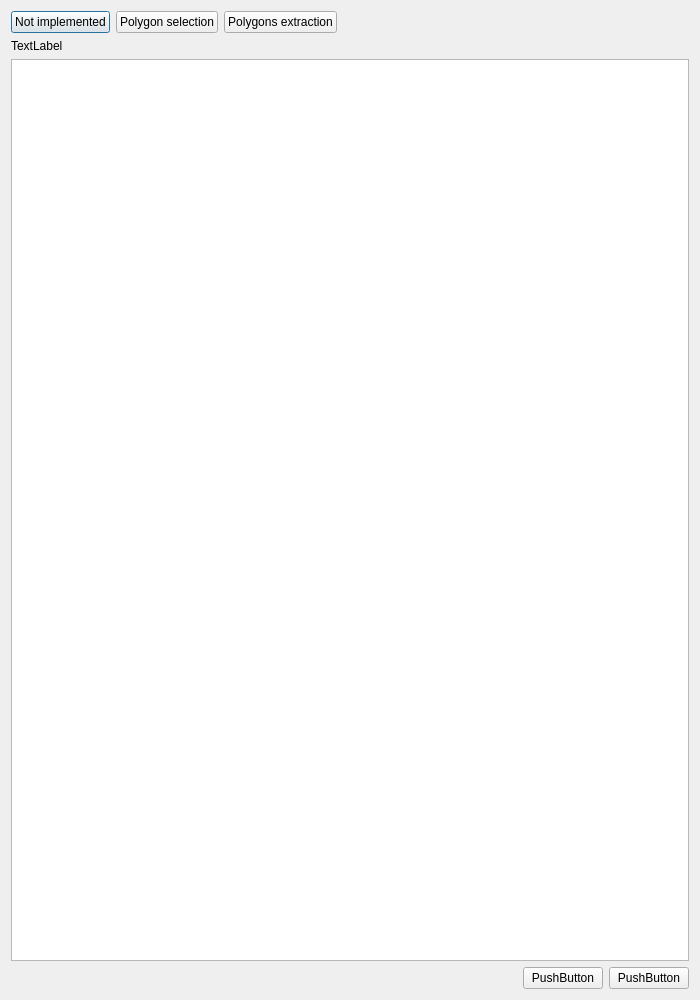
Before: the Qt Designer form image_viewer.ui in cpenar/Qt_PolSarPRO, drawn with Qt 5.
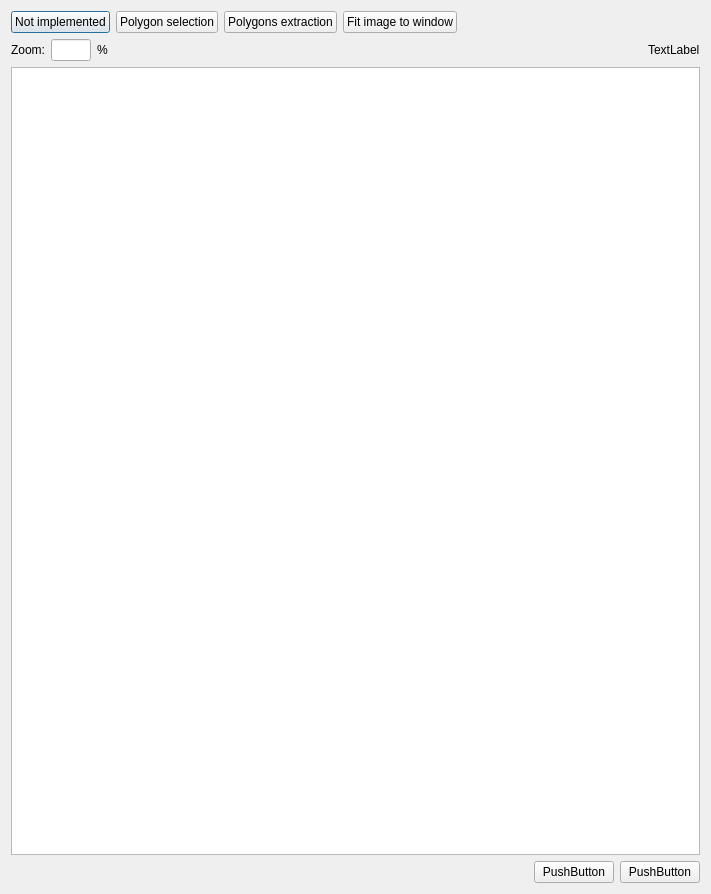
After: the same form once the commit is applied.

Commit message: zooming OK

Diff of the .ui file:
```diff
--- a/image_viewer.ui
+++ b/image_viewer.ui
@@ -6,8 +6,8 @@
    <rect>
     <x>0</x>
     <y>0</y>
-    <width>700</width>
-    <height>1000</height>
+    <width>711</width>
+    <height>894</height>
    </rect>
   </property>
   <property name="windowTitle">
@@ -39,6 +39,13 @@
          </property>
         </widget>
        </item>
+       <item>
+        <widget class="QPushButton" name="fitImageButton">
+         <property name="text">
+          <string>Fit image to window</string>
+         </property>
+        </widget>
+       </item>
        <item>
         <spacer name="horizontalSpacer">
          <property name="orientation">
@@ -55,11 +62,64 @@
       </layout>
      </item>
      <item>
-      <widget class="QLabel" name="statusBar">
-       <property name="text">
-        <string>TextLabel</string>
-       </property>
-      </widget>
+      <layout class="QHBoxLayout" name="horizontalLayout_4">
+       <item>
+        <widget class="QLabel" name="statusBar">
+         <property name="text">
+          <string>Zoom:</string>
+         </property>
+        </widget>
+       </item>
+       <item>
+        <widget class="QLineEdit" name="zoomLineEdit">
+         <property name="minimumSize">
+          <size>
+           <width>35</width>
+           <height>0</height>
+          </size>
+         </property>
+         <property name="maximumSize">
+          <size>
+           <width>40</width>
+           <height>16777215</height>
+          </size>
+         </property>
+         <property name="inputMethodHints">
+          <set>Qt::ImhDigitsOnly|Qt::ImhFormattedNumbersOnly|Qt::ImhPreferNumbers</set>
+         </property>
+         <property name="alignment">
+          <set>Qt::AlignRight|Qt::AlignTrailing|Qt::AlignVCenter</set>
+         </property>
+        </widget>
+       </item>
+       <item>
+        <widget class="QLabel" name="label">
+         <property name="text">
+          <string>%</string>
+         </property>
+        </widget>
+       </item>
+       <item>
+        <spacer name="horizontalSpacer_3">
+         <property name="orientation">
+          <enum>Qt::Horizontal</enum>
+         </property>
+         <property name="sizeHint" stdset="0">
+          <size>
+           <width>40</width>
+           <height>20</height>
+          </size>
+         </property>
+        </spacer>
+       </item>
+       <item>
+        <widget class="QLabel" name="label_2">
+         <property name="text">
+          <string>TextLabel</string>
+         </property>
+        </widget>
+       </item>
+      </layout>
      </item>
      <item>
       <widget class="QGraphicsView" name="imageView"/>
```
The commit also changes 1 other file.
